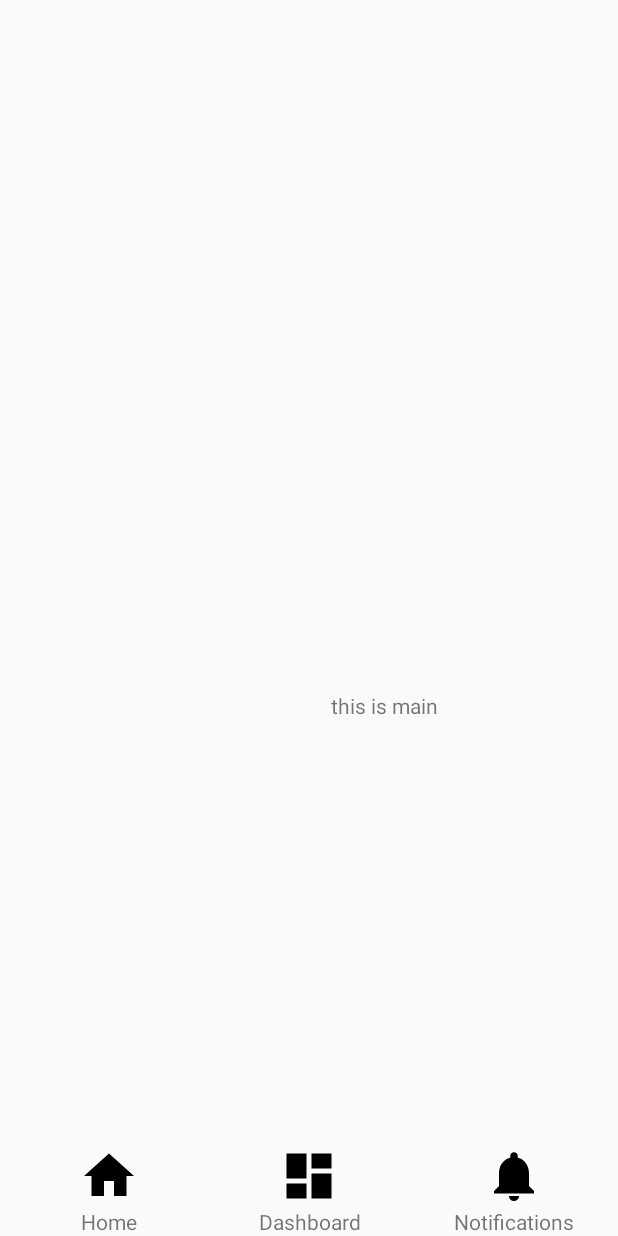
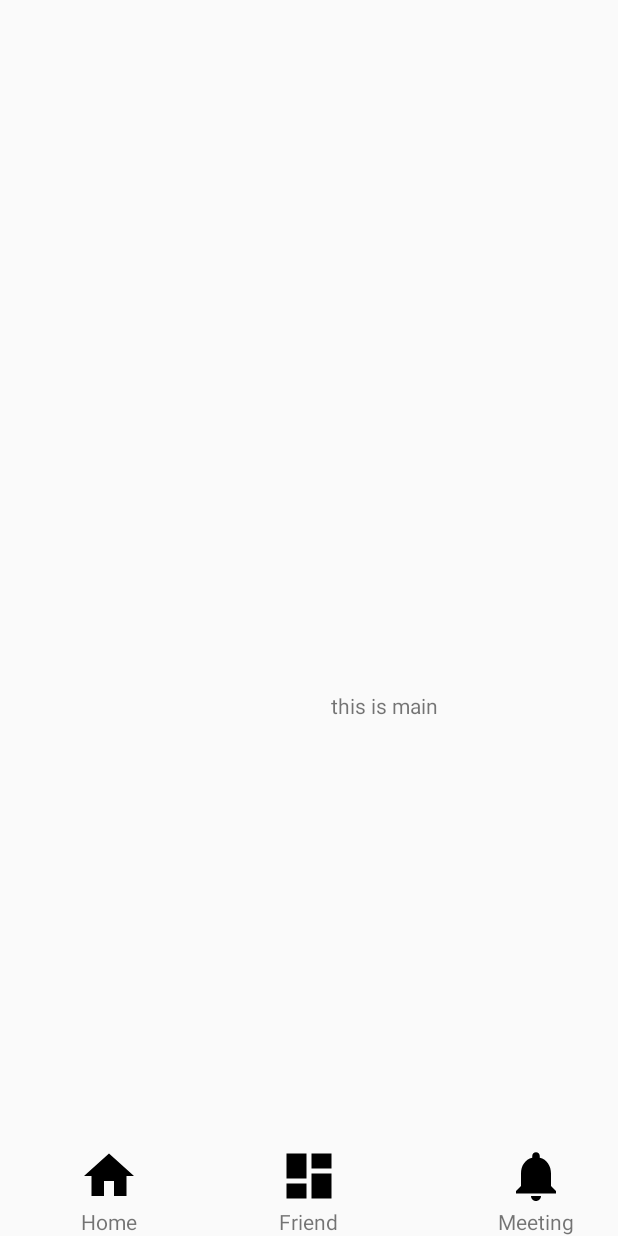
Before and after one commit to rmit-s3509578-chang-xinyu/FriendTrackerApp, an Android app: the screen it shows after launch (MainActivity), on a phone screen of 412 x 824 dp. Run offline under Robolectric (Android 15) with nearby library versions, the phone set to English and light mode, and no system bars.

```diff
--- a/src/main/res/layout/fragment_nav.xml
+++ b/src/main/res/layout/fragment_nav.xml
@@ -56,7 +56,7 @@
             android:layout_gravity="top|center"
             android:layout_marginTop="60dp"
             android:gravity="center"
-            android:text="@string/title_dashboard"
+            android:text="Friend"
             android:textAppearance="?android:attr/textAppearanceSmall" />
     </FrameLayout>
 
@@ -77,7 +77,7 @@
             android:layout_gravity="top|center"
             android:layout_marginTop="60dp"
             android:gravity="center"
-            android:text="@string/title_notifications"
+            android:text="Meeting"
             android:textAppearance="?android:attr/textAppearanceSmall" />
 
         <ImageView
--- a/src/main/res/raw/dummy_data.txt
+++ b/src/main/res/raw/dummy_data.txt
@@ -0,0 +1,4 @@
+9:49:19 AM, 1,jane doe1,-144.08,95.12,
+9:44:19 AM, 2,jane doe2,-145.08,96.12,
+9:46:19 AM, 3,john doe1,-146.08,97.12,
+9:50:19 AM, 4,john doe2,-147.08,98.12,
```
